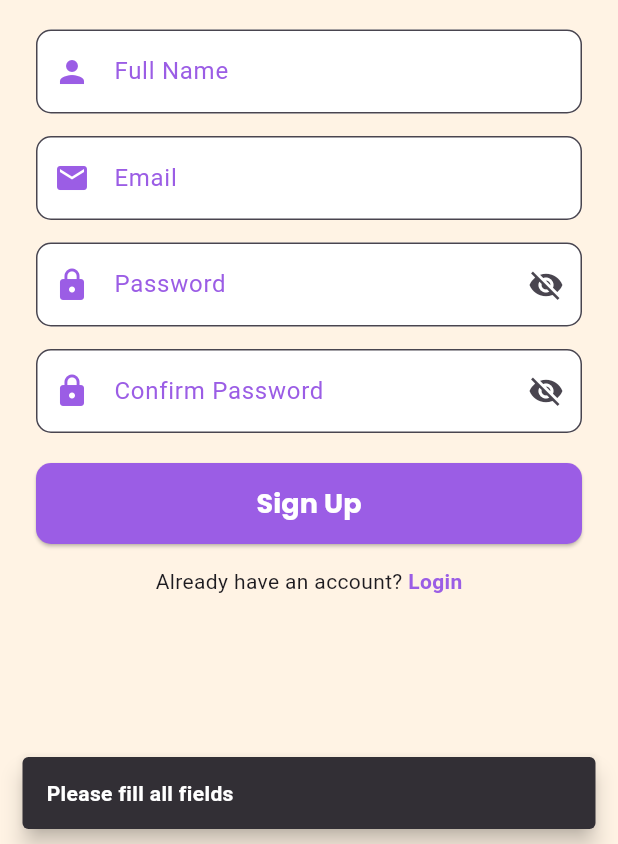
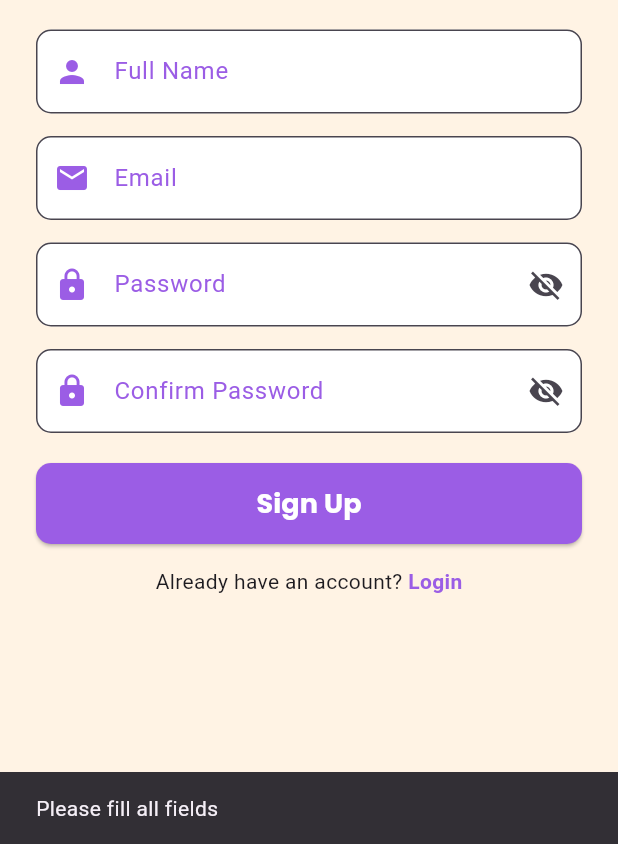
Before and after one commit to ameena-begum1/ChatterAI, a Flutter app: the SignupScreen screen opened directly, after a tap on "Sign Up", on a phone screen of 412 x 824 dp, the part 392-1236 px from its top. Run offline on Flutter 3.47's test engine with Material 3 defaults, Android fonts, the phone set to English and light mode, and no system bars; our stand-ins replace firebase_auth, firebase_core, google_fonts, google_generative_ai; accounts and stored records are empty.

```diff
--- a/lib/backend.dart
+++ b/lib/backend_services/chatbot.dart
@@ -1,9 +1,8 @@
 import 'package:google_generative_ai/google_generative_ai.dart';
 
 class BackendService {
-  final model = GenerativeModel(model: 'gemini-2.0-flash', apiKey: 'AIzaSyC0kkVIT7v0MFNBWSPbK1PhpTgc95VArgE');
+  final model = GenerativeModel(model: 'gemini-2.0-flash', apiKey: 'AIzaSyCRJuTgQ4_zHlHitR9kxwWA4uQ2bwemW_I');
 
-  // Simplified method to get the response from the Gemini model
   Future<String> getResponse(String userMessage) async {
     try {
       final response = await model.generateContent([Content.text(userMessage)]);
--- a/lib/main.dart
+++ b/lib/main.dart
@@ -1,7 +1,11 @@
+import 'package:firebase_core/firebase_core.dart';
 import 'package:flutter/material.dart';
 import 'splash_screen.dart';
+import 'firebase_options.dart';
 
-void main() {
+void main() async {
+  WidgetsFlutterBinding.ensureInitialized();
+  await Firebase.initializeApp(options: DefaultFirebaseOptions.currentPlatform);
   runApp(ChatterAIApp());
 }
 
--- a/lib/signup_screen.dart
+++ b/lib/signup_screen.dart
@@ -1,3 +1,4 @@
+import 'package:chatbot/backend_services/signup.dart';
 import 'package:flutter/material.dart';
 import 'package:google_fonts/google_fonts.dart';
 import 'signin_screen.dart'; // Import the SigninScreen
@@ -19,56 +20,63 @@ class _SignUpScreenState extends State<SignupScreen> {
   bool _obscurePassword = true;
   bool _obscureConfirmPassword = true;
 
-void _showSnackBar(String message) {
-  ScaffoldMessenger.of(context).showSnackBar(
-    SnackBar(
-      content: Container(
-        width: double.infinity, // Make the SnackBar full-width
-        child: Text(
-          message,
-          style: const TextStyle(
-            fontWeight: FontWeight.bold,
-            color: Colors.white,
-          ),
-        ),
-      ),
-      behavior: SnackBarBehavior.floating,
-    ),
-  );
-}
-
-
-void _signUp() {
+  //////Backend start
+  void _signUp() async {
     final String email = _emailTextController.text.trim();
     final String password = _passwordTextController.text.trim();
     final String confirmPassword = _confirmPasswordTextController.text.trim();
     final String fullName = _userNameTextController.text.trim();
 
-  if (email.isEmpty || password.isEmpty || confirmPassword.isEmpty || fullName.isEmpty) {
-    _showSnackBar("Please fill all fields");
+    if (email.isEmpty ||
+        password.isEmpty ||
+        confirmPassword.isEmpty ||
+        fullName.isEmpty) {
+      ScaffoldMessenger.of(
+        context,
+      ).showSnackBar(SnackBar(content: Text('Please fill all fields')));
       return;
     }
 
     if (!email.contains('@')) {
-    _showSnackBar("Enter a valid email address");
+      ScaffoldMessenger.of(
+        context,
+      ).showSnackBar(SnackBar(content: Text('Enter a valid email address')));
+
       return;
     }
 
     if (password.length < 6) {
-    _showSnackBar("Password must be at least 6 characters");
+      ScaffoldMessenger.of(context).showSnackBar(
+        SnackBar(content: Text('Password must be at least 6 characters')),
+      );
       return;
     }
 
     if (password != confirmPassword) {
-    _showSnackBar("Passwords do not match");
+      ScaffoldMessenger.of(
+        context,
+      ).showSnackBar(SnackBar(content: Text('Passwords do not match')));
       return;
     }
 
-  _showSnackBar("Account created successfully (locally)");
+    final auth = SignUpAuth();
+    final result = await auth.signUpWithEmail(email: email, password: password);
 
-  // Navigate or reset form as per your app flow
+    if (result == null) {
+      ScaffoldMessenger.of(
+        context,
+      ).showSnackBar(SnackBar(content: Text('Account created successfully')));
+       Navigator.pushReplacement(
+      context,
+      MaterialPageRoute(builder: (context) => SigninScreen()),
+    );
+    } else {
+      ScaffoldMessenger.of(
+        context,
+      ).showSnackBar(SnackBar(content: Text('SignUp failed')));
     }
-
+  }
+  /////////end
 
   @override
   Widget build(BuildContext context) {
--- a/pubspec.yaml
+++ b/pubspec.yaml
@@ -37,6 +37,9 @@ dependencies:
   google_generative_ai: ^0.4.6
   flutter_dotenv: ^5.2.1
   google_fonts: ^6.2.1
+  firebase_core: ^3.13.0
+  firebase_auth: ^5.5.3
+  cloud_firestore: ^5.6.7
 
 dev_dependencies:
   flutter_test:
```
Also changed, not shown: lib/backend_services/reset.dart (added, +29 -0 lines), lib/backend_services/signin.dart (added, +19 -0 lines), lib/backend_services/signup.dart (added, +22 -0 lines), lib/chatbot_screen.dart (renamed from lib/chat_bot.dart, +42 -17 lines), lib/password_reset.dart (+22 -6 lines), lib/signin_screen.dart (+32 -10 lines), firebase.json (added), lib/firebase_options.dart (added), pubspec.lock, 7 other files. Lines whose indentation alone changed are shown as unchanged.
